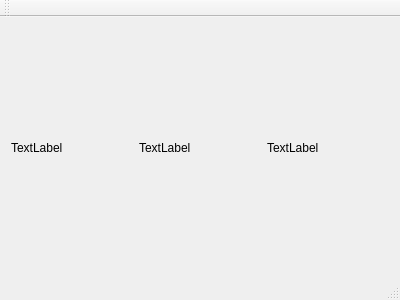
carolhmj/featuremorph, file mainwindow.ui: the form before one commit.
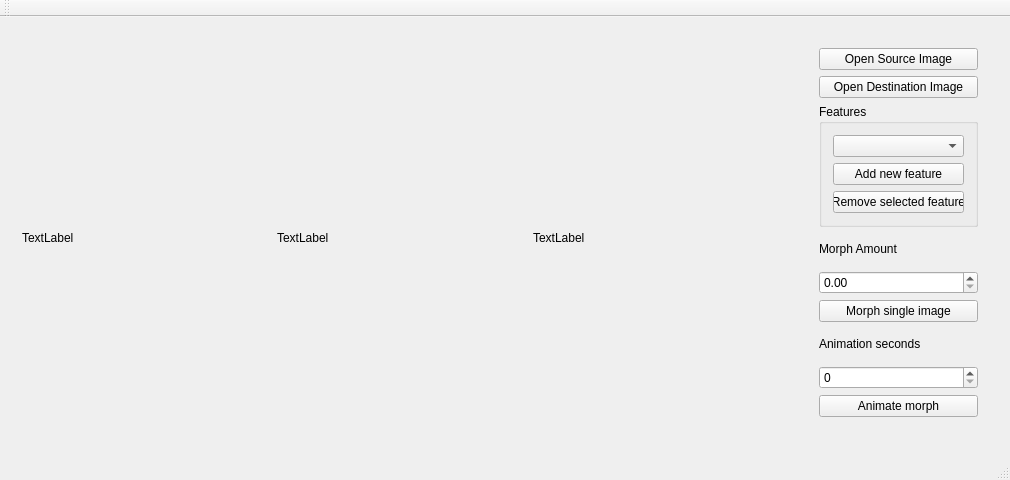
The form after the commit.

Commit message: Começando a interface

What changed in the file:
```diff
--- a/mainwindow.ui
+++ b/mainwindow.ui
@@ -6,34 +6,198 @@
    <rect>
     <x>0</x>
     <y>0</y>
-    <width>400</width>
-    <height>300</height>
+    <width>1010</width>
+    <height>480</height>
    </rect>
   </property>
   <property name="windowTitle">
    <string>Morphing</string>
   </property>
   <widget class="QWidget" name="centralWidget">
+   <property name="sizePolicy">
+    <sizepolicy hsizetype="MinimumExpanding" vsizetype="MinimumExpanding">
+     <horstretch>0</horstretch>
+     <verstretch>0</verstretch>
+    </sizepolicy>
+   </property>
    <layout class="QHBoxLayout" name="horizontalLayout">
     <item>
-     <widget class="QLabel" name="origLabel">
-      <property name="text">
-       <string>TextLabel</string>
+     <widget class="QWidget" name="imageDisplay" native="true">
+      <property name="sizePolicy">
+       <sizepolicy hsizetype="MinimumExpanding" vsizetype="MinimumExpanding">
+        <horstretch>0</horstretch>
+        <verstretch>0</verstretch>
+       </sizepolicy>
       </property>
+      <layout class="QHBoxLayout" name="horizontalLayout_2">
+       <item>
+        <widget class="QLabel" name="origLabel">
+         <property name="sizePolicy">
+          <sizepolicy hsizetype="Preferred" vsizetype="Preferred">
+           <horstretch>0</horstretch>
+           <verstretch>0</verstretch>
+          </sizepolicy>
+         </property>
+         <property name="text">
+          <string>TextLabel</string>
+         </property>
+        </widget>
+       </item>
+       <item>
+        <widget class="QLabel" name="imgLabel">
+         <property name="sizePolicy">
+          <sizepolicy hsizetype="Preferred" vsizetype="Preferred">
+           <horstretch>0</horstretch>
+           <verstretch>0</verstretch>
+          </sizepolicy>
+         </property>
+         <property name="text">
+          <string>TextLabel</string>
+         </property>
+        </widget>
+       </item>
+       <item>
+        <widget class="QLabel" name="destLabel">
+         <property name="sizePolicy">
+          <sizepolicy hsizetype="Preferred" vsizetype="Preferred">
+           <horstretch>0</horstretch>
+           <verstretch>0</verstretch>
+          </sizepolicy>
+         </property>
+         <property name="text">
+          <string>TextLabel</string>
+         </property>
+        </widget>
+       </item>
+      </layout>
      </widget>
     </item>
     <item>
-     <widget class="QLabel" name="imgLabel">
-      <property name="text">
-       <string>TextLabel</string>
+     <widget class="QWidget" name="options" native="true">
+      <property name="sizePolicy">
+       <sizepolicy hsizetype="MinimumExpanding" vsizetype="MinimumExpanding">
+        <horstretch>0</horstretch>
+        <verstretch>0</verstretch>
+       </sizepolicy>
       </property>
-     </widget>
-    </item>
-    <item>
-     <widget class="QLabel" name="destLabel">
-      <property name="text">
-       <string>TextLabel</string>
+      <property name="minimumSize">
+       <size>
+        <width>200</width>
+        <height>0</height>
+       </size>
       </property>
+      <property name="maximumSize">
+       <size>
+        <width>200</width>
+        <height>16777215</height>
+       </size>
+      </property>
+      <widget class="QWidget" name="layoutWidget">
+       <property name="geometry">
+        <rect>
+         <x>9</x>
+         <y>9</y>
+         <width>181</width>
+         <height>391</height>
+        </rect>
+       </property>
+       <layout class="QVBoxLayout" name="verticalLayout_7">
+        <item>
+         <layout class="QVBoxLayout" name="verticalLayout">
+          <item>
+           <widget class="QPushButton" name="openSource">
+            <property name="text">
+             <string>Open Source Image</string>
+            </property>
+           </widget>
+          </item>
+          <item>
+           <widget class="QPushButton" name="openDest">
+            <property name="text">
+             <string>Open Destination Image</string>
+            </property>
+           </widget>
+          </item>
+         </layout>
+        </item>
+        <item>
+         <widget class="QGroupBox" name="groupBox">
+          <property name="title">
+           <string>Features</string>
+          </property>
+          <layout class="QVBoxLayout" name="verticalLayout_2">
+           <item>
+            <widget class="QComboBox" name="featureSelect"/>
+           </item>
+           <item>
+            <widget class="QPushButton" name="addFeature">
+             <property name="text">
+              <string>Add new feature</string>
+             </property>
+            </widget>
+           </item>
+           <item>
+            <widget class="QPushButton" name="removeFeature">
+             <property name="text">
+              <string>Remove selected feature</string>
+             </property>
+            </widget>
+           </item>
+          </layout>
+         </widget>
+        </item>
+        <item>
+         <layout class="QVBoxLayout" name="verticalLayout_6">
+          <item>
+           <layout class="QVBoxLayout" name="verticalLayout_3">
+            <item>
+             <widget class="QLabel" name="label">
+              <property name="text">
+               <string>Morph Amount</string>
+              </property>
+             </widget>
+            </item>
+            <item>
+             <widget class="QDoubleSpinBox" name="morphSingleAmount"/>
+            </item>
+           </layout>
+          </item>
+          <item>
+           <widget class="QPushButton" name="morphSingle">
+            <property name="text">
+             <string>Morph single image</string>
+            </property>
+           </widget>
+          </item>
+         </layout>
+        </item>
+        <item>
+         <layout class="QVBoxLayout" name="verticalLayout_5">
+          <item>
+           <layout class="QVBoxLayout" name="verticalLayout_4">
+            <item>
+             <widget class="QLabel" name="label_2">
+              <property name="text">
+               <string>Animation seconds</string>
+              </property>
+             </widget>
+            </item>
+            <item>
+             <widget class="QSpinBox" name="morphAnimationSec"/>
+            </item>
+           </layout>
+          </item>
+          <item>
+           <widget class="QPushButton" name="morphAnimation">
+            <property name="text">
+             <string>Animate morph</string>
+            </property>
+           </widget>
+          </item>
+         </layout>
+        </item>
+       </layout>
+      </widget>
      </widget>
     </item>
    </layout>
```
Left out of the diff: 4 changed lines with no effect on the pictures. The commit also changes 5 other files.
